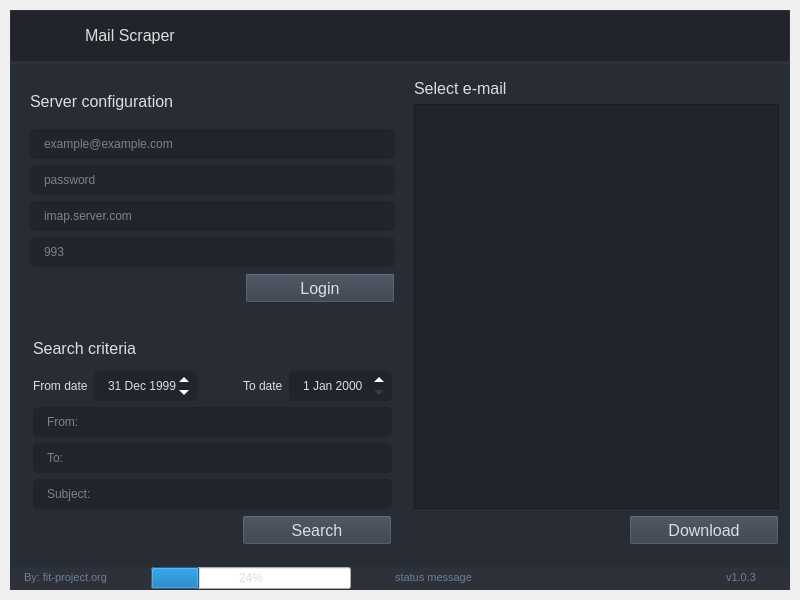
Before: the Qt Designer form ui/mail/mail.ui in fit-project/fit, drawn with Qt 5.
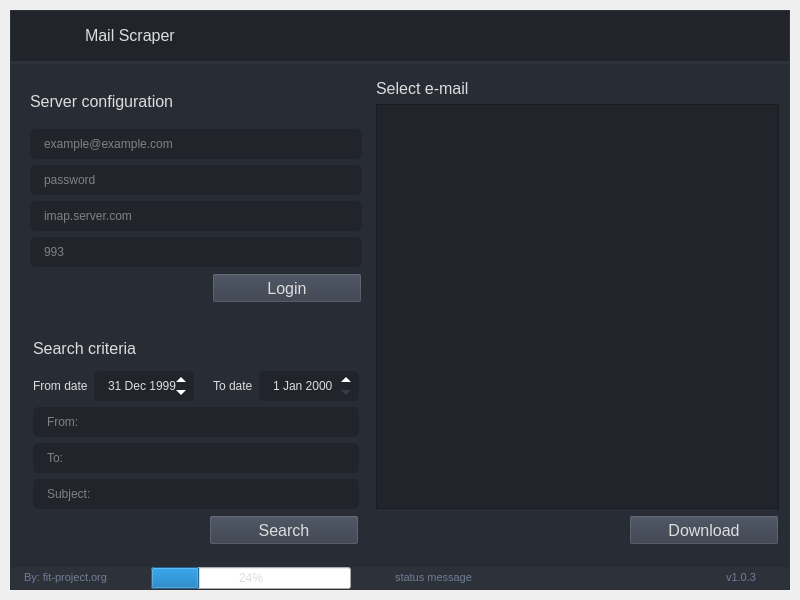
After: the same form once the commit is applied. Icons and pictures are not drawn.

Patch:
```diff
--- a/ui/mail/mail.ui
+++ b/ui/mail/mail.ui
@@ -940,6 +940,12 @@
                 </property>
                 <item>
                  <widget class="QFrame" name="leftContent">
+                  <property name="maximumSize">
+                   <size>
+                    <width>350</width>
+                    <height>16777215</height>
+                   </size>
+                  </property>
                   <layout class="QVBoxLayout" name="verticalLayout_9">
                    <property name="leftMargin">
                     <number>0</number>
@@ -948,7 +954,7 @@
                     <number>0</number>
                    </property>
                    <property name="rightMargin">
-                    <number>5</number>
+                    <number>0</number>
                    </property>
                    <property name="bottomMargin">
                     <number>0</number>
@@ -1366,7 +1372,7 @@
                           </property>
                           <property name="dateTime">
                            <datetime>
-                            <hour>20</hour>
+                            <hour>19</hour>
                             <minute>0</minute>
                             <second>0</second>
                             <year>1999</year>
```
